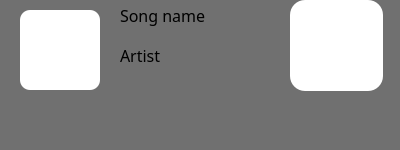
First picture: the form in ui/item.ui, repository DoMinhTuong/python-app, before the edit.
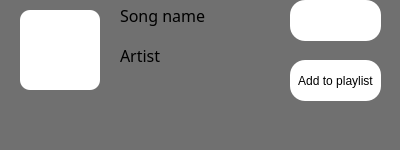
Second picture: the form after the edit. Icons and pictures are not drawn.

The edit to the form file:
```diff
--- a/ui/item.ui
+++ b/ui/item.ui
@@ -78,8 +78,8 @@
      <rect>
       <x>290</x>
       <y>0</y>
-      <width>93</width>
-      <height>91</height>
+      <width>91</width>
+      <height>41</height>
      </rect>
     </property>
     <property name="styleSheet">
@@ -95,6 +95,24 @@
       <normaloff>../img/images.png</normaloff>../img/images.png</iconset>
     </property>
    </widget>
+   <widget class="QPushButton" name="btn_add">
+    <property name="geometry">
+     <rect>
+      <x>290</x>
+      <y>60</y>
+      <width>91</width>
+      <height>41</height>
+     </rect>
+    </property>
+    <property name="styleSheet">
+     <string notr="true">background-color:rgb(255, 255, 255);
+border-radius: 15px;
+</string>
+    </property>
+    <property name="text">
+     <string>Add to playlist</string>
+    </property>
+   </widget>
   </widget>
   <widget class="QMenuBar" name="menubar">
    <property name="geometry">
```
Left out of the diff: 8 changed lines with no effect on the pictures.
